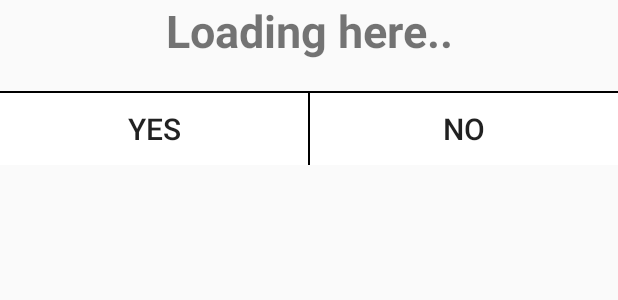
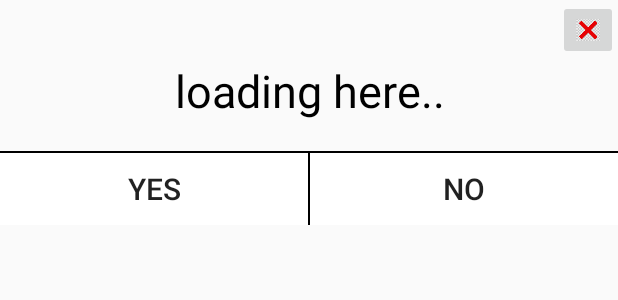
Before and after one commit to majedul123/NewsViews, an Android app: the layout selectview.xml on its own in the app's theme, with its tools: preview values and no code run, on a phone screen of 412 x 824 dp. Shown: the top 300 px of the screen. Run offline under Robolectric (Android 15) with nearby library versions, the phone set to English and light mode, and no system bars.

Commit message:
loading modification

```diff
--- a/app/src/main/res/layout/selectview.xml
+++ b/app/src/main/res/layout/selectview.xml
@@ -3,15 +3,24 @@
     android:layout_width="match_parent"
     android:layout_height="match_parent"
     android:orientation="vertical">
-
+    <ImageButton
+        android:layout_width="40dp"
+        android:layout_height="40dp"
+        android:src="@drawable/cross"
+        android:scaleType="fitCenter"
+        android:layout_gravity="end"
+        android:id="@+id/select_cross"
+        />
 
     <TextView
+
         android:layout_width="match_parent"
         android:layout_height="wrap_content"
-        android:text="Loading here.."
+        android:text="loading here.."
         android:textAlignment="center"
         android:textSize="30dp"
-        android:textStyle="bold"
+        android:textColor="#000"
+
 
 
         />
```
Also changed, not shown: app/src/main/java/com/example/newsviews/Fragment/HomeFragment.java (+9 -0 lines).
